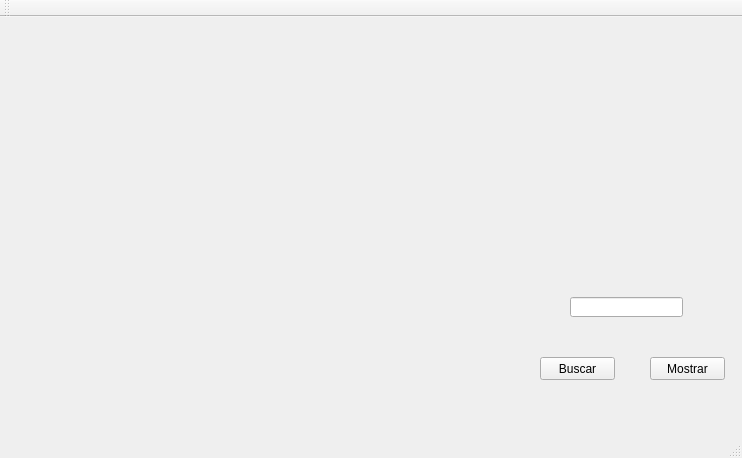
jufergom/ProyectoEstructura1, file mainwindow.ui: the form before one commit.
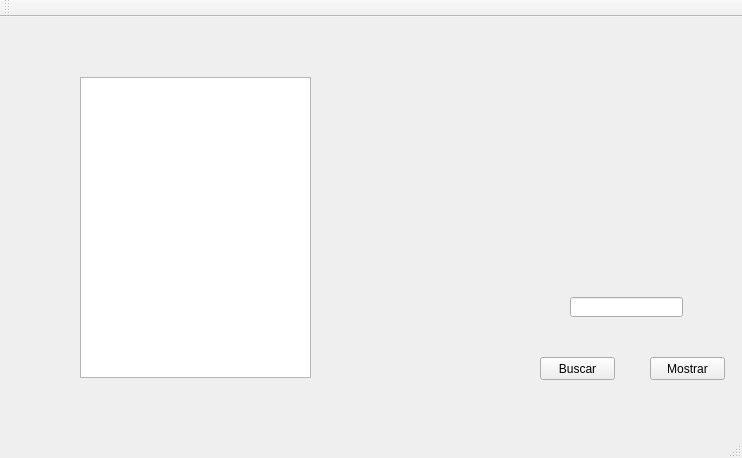
The form after the commit.

Diff of the .ui file:
```diff
--- a/mainwindow.ui
+++ b/mainwindow.ui
@@ -50,6 +50,16 @@
      <string>Mostrar</string>
     </property>
    </widget>
+   <widget class="QTextEdit" name="textEditPrueba">
+    <property name="geometry">
+     <rect>
+      <x>80</x>
+      <y>60</y>
+      <width>231</width>
+      <height>301</height>
+     </rect>
+    </property>
+   </widget>
   </widget>
   <widget class="QMenuBar" name="menuBar">
    <property name="geometry">
```
